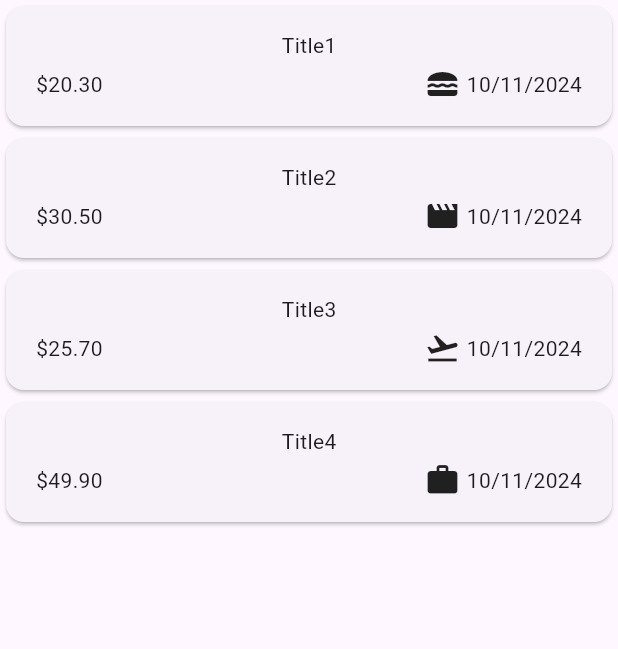
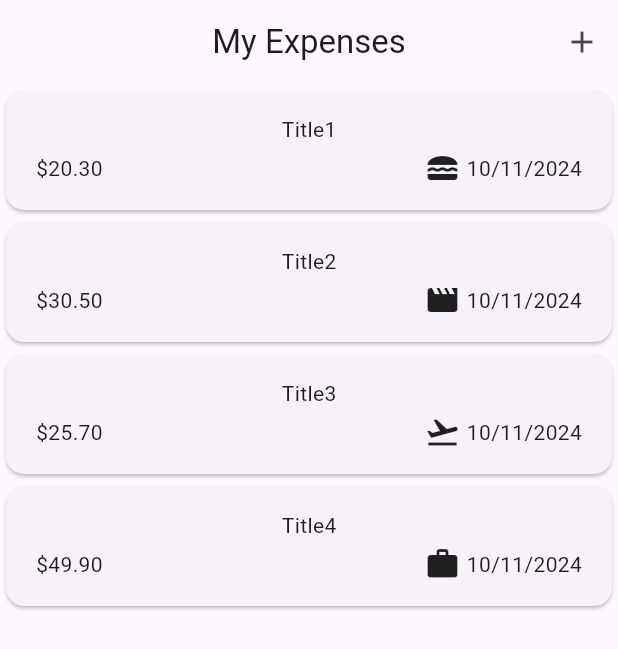
Before and after one commit to a7madDelea/Expenses, a Flutter app: the screen it shows after launch, on a phone screen of 412 x 824 dp. Shown: the top 649 px of the screen. Run offline on Flutter 3.47's test engine with Material 3 defaults, Android fonts, the phone set to English and light mode, and no system bars.

Commit message:
Home Screen Add AppBar: appBar title, action to show bottom sheet.

```diff
--- a/lib/expenses.dart
+++ b/lib/expenses.dart
@@ -9,6 +9,7 @@ class Expenses extends StatelessWidget {
   Widget build(BuildContext context) {
     return MaterialApp(
       title: 'My Expenses',
+      debugShowCheckedModeBanner: false,
       theme: ThemeData(
         useMaterial3: true,
       ),
--- a/lib/screens/home_screen.dart
+++ b/lib/screens/home_screen.dart
@@ -41,6 +41,27 @@ class _HomeScreenState extends State<HomeScreen> {
   @override
   Widget build(BuildContext context) {
     return Scaffold(
+      appBar: AppBar(
+        title: const Text('My Expenses'),
+        centerTitle: true,
+        actions: [
+          IconButton(
+            onPressed: () {
+              showModalBottomSheet(
+                context: context,
+                builder: (_) => const SizedBox(
+                  height: 300,
+                  width: double.infinity,
+                  child: Center(
+                    child: Text('Bottm Sheet.'),
+                  ),
+                ),
+              );
+            },
+            icon: const Icon(Icons.add),
+          )
+        ],
+      ),
       body: ExpensesList(expenses: expenses),
     );
   }
```
